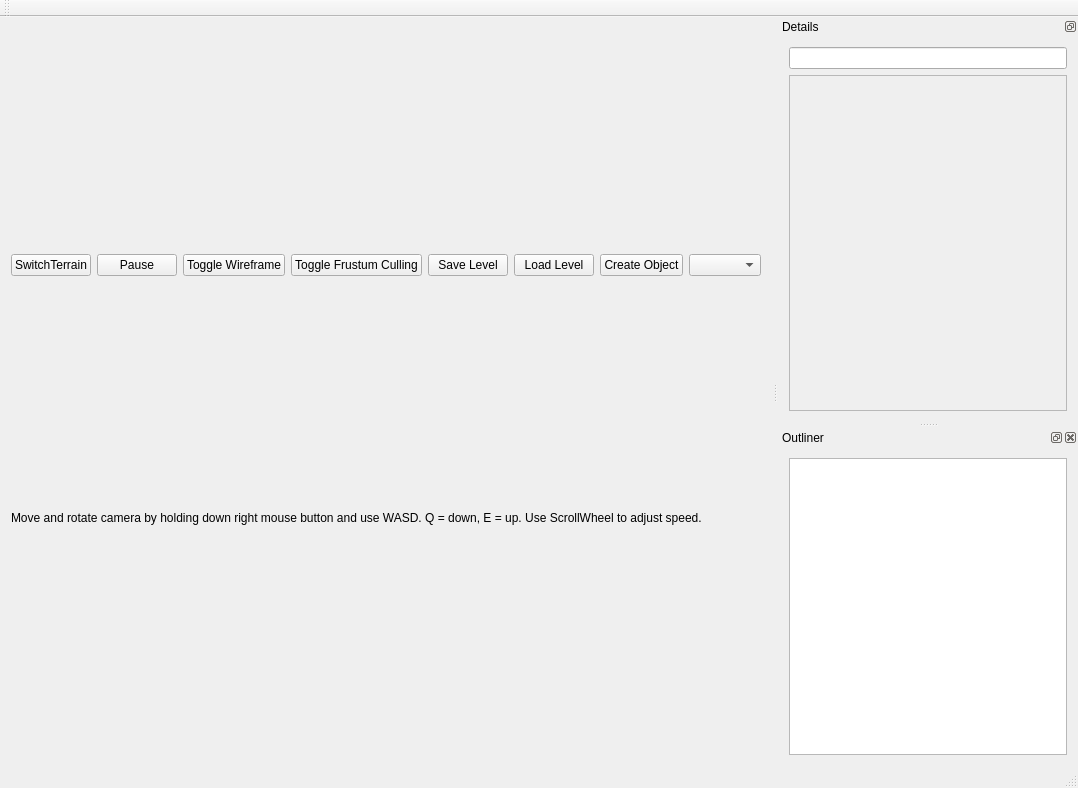
First picture: the form in mainwindow.ui, repository FredrikEik/Game_Engine_Architecture, before the edit.
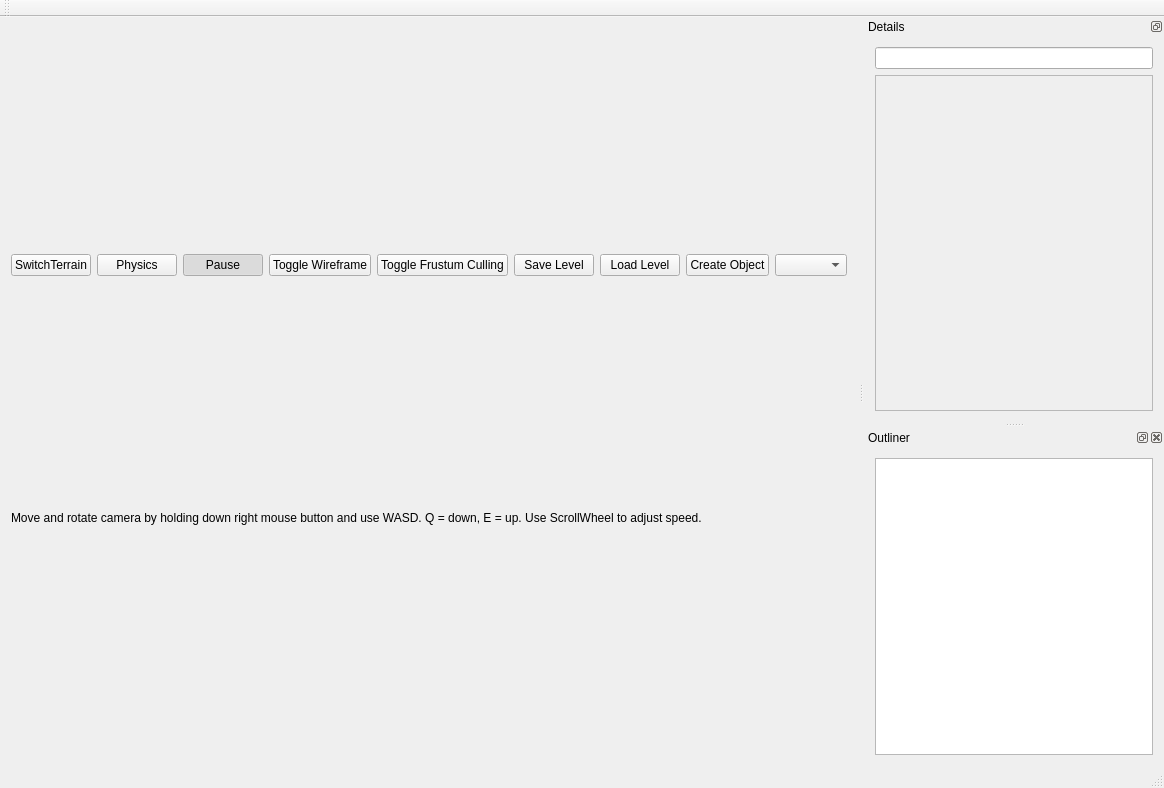
Second picture: the form after the edit.

```diff
--- a/mainwindow.ui
+++ b/mainwindow.ui
@@ -6,7 +6,7 @@
    <rect>
     <x>0</x>
     <y>0</y>
-    <width>1069</width>
+    <width>1120</width>
     <height>788</height>
    </rect>
   </property>
@@ -24,6 +24,22 @@
         </property>
        </widget>
       </item>
+      <item>
+       <widget class="QPushButton" name="Physics">
+        <property name="enabled">
+         <bool>true</bool>
+        </property>
+        <property name="text">
+         <string>Physics</string>
+        </property>
+        <property name="checkable">
+         <bool>true</bool>
+        </property>
+        <property name="checked">
+         <bool>false</bool>
+        </property>
+       </widget>
+      </item>
       <item>
        <widget class="QPushButton" name="PlayPause">
         <property name="enabled">
@@ -35,6 +51,9 @@
         <property name="checkable">
          <bool>true</bool>
         </property>
+        <property name="checked">
+         <bool>true</bool>
+        </property>
        </widget>
       </item>
       <item>
```
Left out of the diff: 2 changed lines with no effect on the pictures.
